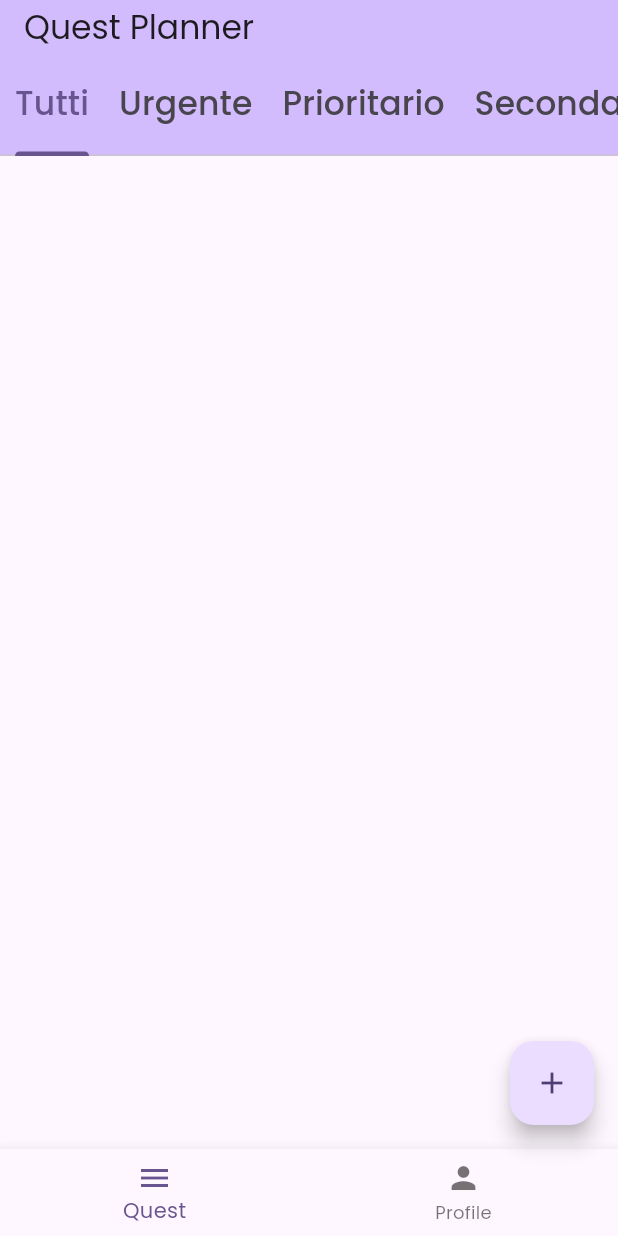
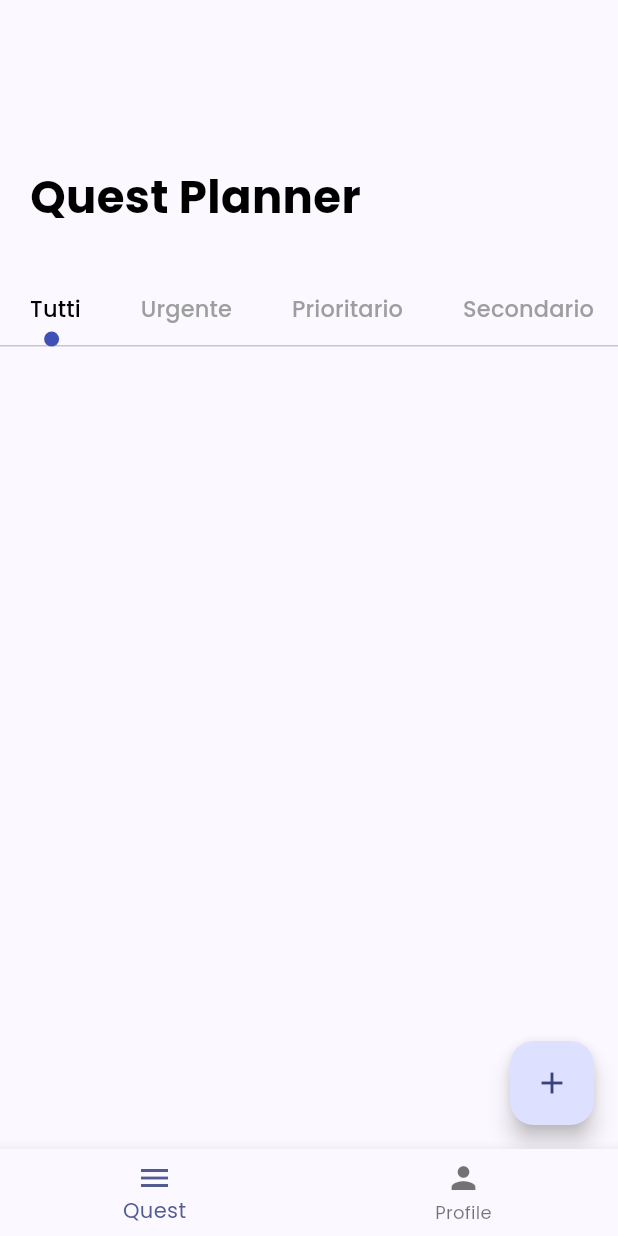
Before and after one commit to mike0697/quest_planner, a Flutter app: the screen it shows once a user with an empty profile is signed in, on a phone screen of 412 x 824 dp. Run offline on Flutter 3.47's test engine with Material 3 defaults, Android fonts, the light colour scheme and no system bars; our stand-ins replace cloud_firestore, firebase_auth, firebase_core, google_fonts, isar; accounts and stored records are empty; generated files the repository leaves out were written again; network calls fail.

Commit message:
Cambiata grafica

```diff
--- a/lib/main.dart
+++ b/lib/main.dart
@@ -9,7 +9,6 @@ import 'package:quest_planner/screens/AuthPage.dart';
 import 'package:quest_planner/screens/ProfileScreen.dart';
 import 'package:quest_planner/screens/QuestScreen.dart';
 import 'package:firebase_core/firebase_core.dart';
-import 'package:quest_planner/widgets/addQuest.dart';
 import 'Auth.dart';
 import 'firebase_options.dart';
 
@@ -39,7 +38,7 @@ class MyApp extends StatelessWidget {
       title: 'Quest Planner',
       theme: ThemeData(
         // This is the theme of your application.
-        colorScheme: ColorScheme.fromSeed(seedColor: Colors.deepPurple),
+        colorScheme: ColorScheme.fromSeed(seedColor: Colors.indigo),
         textTheme: GoogleFonts.poppinsTextTheme(),
         useMaterial3: true,
       ),
@@ -49,7 +48,7 @@ class MyApp extends StatelessWidget {
           if(snapshot.hasData){
             return const MyHomePage(title: 'Quest Planner');
           } else{
-            return AuthPage();
+            return const AuthPage();
           }
         },
 
@@ -118,8 +117,8 @@ class _Widget028State extends State<Widget028> {
   @override
   Widget build(BuildContext context) {
     List<Widget> body = [
-      QuestScreen(),
-      ProfileScreen(),
+      const QuestScreen(),
+      const ProfileScreen(),
     ];
 
     return Scaffold(
@@ -142,16 +141,7 @@ class _Widget028State extends State<Widget028> {
           ),
         ],
       ),
-      floatingActionButton: FloatingActionButton(onPressed: () => _showDialogAdd(context), child: Icon(Icons.add),),
-    );
-  }
 
-  void _showDialogAdd(BuildContext context) {
-    showDialog(
-      context: context,
-      builder: (BuildContext context) {
-        return addQuest();
-      },
     );
   }
 }
--- a/lib/screens/QuestScreen.dart
+++ b/lib/screens/QuestScreen.dart
@@ -1,41 +1,84 @@
 import 'package:flutter/material.dart';
+import 'package:quest_planner/widgets/CircleTapBar.dart';
 import 'package:quest_planner/widgets/ListQuest.dart';
+import 'package:quest_planner/widgets/app_large_text.dart';
+import '../widgets/addQuest.dart';
 
 class QuestScreen extends StatefulWidget {
   const QuestScreen({super.key});
   @override
   State<QuestScreen> createState() => _QuestScreenState();
 }
-class _QuestScreenState extends State<QuestScreen> {
-
+class _QuestScreenState extends State<QuestScreen> with TickerProviderStateMixin{
   @override
   Widget build(BuildContext context) {
-    return DefaultTabController(
-      length: 5,
-      child: Scaffold(
-        appBar: AppBar(
-          title: Text('Quest Planner'),
-          backgroundColor: Theme.of(context).colorScheme.inversePrimary,
-          bottom: const TabBar(
+    TabController _tabController = TabController(length: 5, vsync: this);
+    return Scaffold(
+        body: SingleChildScrollView(
+          child: Column(
+            children: [
+              //menu text
+              Container(
+                padding: const EdgeInsets.only(top: 70, left: 20),
+              ),
+              const SizedBox(height: 40,),
+              //discover text
+              Container(
+                  margin: const EdgeInsets.only(left: 20),
+                  alignment: Alignment.topLeft,
+                  child: AppLargeText(text: 'Quest Planner'),
+              ),
+              const SizedBox(height: 30,),
+              //taoBar
+              Container(
+                child: TabBar(
+                  controller: _tabController,
                   isScrollable: true,
-            labelPadding: EdgeInsets.all(10),
-            tabAlignment: TabAlignment.start,
-            tabs: [
-              Tab(child: Text('Tutti', style: TextStyle(fontSize: 22),)),
-              Tab(child: Text('Urgente', style: TextStyle(fontSize: 22),)),
-              Tab(child: Text('Prioritario', style: TextStyle(fontSize: 22),)),
-              Tab(child: Text('Secondario', style: TextStyle(fontSize: 22),)),
-              Tab(child: Text('Inbox', style: TextStyle(fontSize: 22),)),
-          ],),
+                  labelPadding: const EdgeInsets.only(left: 20, right: 20),
+                  labelColor: Colors.black,
+                  unselectedLabelColor: Colors.grey,
+                  tabAlignment: TabAlignment.center,
+                  indicatorSize: TabBarIndicatorSize.label,
+                  indicator: CircleTabIndicator(color: Colors.indigo, radius: 5.0),
+                  tabs: const [
+                    Tab(child: Text('Tutti', style: TextStyle(fontSize: 15),),),
+                    Tab(child: Text('Urgente', style: TextStyle(fontSize: 15),)),
+                    Tab(child: Text('Prioritario', style: TextStyle(fontSize: 15),)),
+                    Tab(child: Text('Secondario', style: TextStyle(fontSize: 15),)),
+                    Tab(child: Text('Inbox', style: TextStyle(fontSize: 15),)),
+                  ],
                 ),
-        body: const TabBarView(children: [
+              ),
+              const SizedBox(height: 10,),
+
+              Container(
+                height: 570,
+                width: double.maxFinite,
+                child: TabBarView(
+                  controller: _tabController,
+                  children: const[
                     ListQuest(),
                     ListQuest(),
                     ListQuest(),
                     ListQuest(),
                     ListQuest(),
-        ])
+                  ],
+                )
+              )
+
+            ],
           ),
+        ),
+      floatingActionButton: FloatingActionButton(onPressed: () => _showDialogAdd(context), child: Icon(Icons.add),),
+    );
+
+  }
+  void _showDialogAdd(BuildContext context) {
+    showDialog(
+      context: context,
+      builder: (BuildContext context) {
+        return addQuest();
+      },
     );
   }
 }
--- /dev/null
+++ b/lib/widgets/CircleTapBar.dart
@@ -0,0 +1,29 @@
+import 'package:flutter/material.dart';
+//credits https://www.youtube.com/watch?v=x4DydJKVvQk
+class CircleTabIndicator extends Decoration{
+  late final Color color;
+  late final double radius;
+  CircleTabIndicator({required this.color, required this.radius});
+  @override
+  BoxPainter createBoxPainter([VoidCallback? onChanged]) {
+    return _CirclePainter(color: color, radius: radius);
+  }
+
+}
+
+class _CirclePainter extends BoxPainter{
+  late final Color color;
+  late double radius;
+  _CirclePainter({required this.color, required this.radius});
+
+
+  @override
+  void paint(Canvas canvas, Offset offset, ImageConfiguration configuration) {
+    Paint _paint = Paint();
+    _paint.color= color;
+    _paint.isAntiAlias= true;
+    final Offset circleOffset = Offset(configuration.size!.width/2 -radius/2, configuration.size!.height - radius);
+    canvas.drawCircle(offset+circleOffset, radius, _paint);
+  }
+
+}
--- a/lib/widgets/ListQuest.dart
+++ b/lib/widgets/ListQuest.dart
@@ -118,7 +118,7 @@ class _ListQuestState extends State<ListQuest> {
                 ),
 
                   Container(
-                      padding: EdgeInsets.only(left: 20),
+                      padding: const EdgeInsets.only(left: 16),
                       alignment: Alignment.topLeft,
                       child: Text(currentNotes[i].importanza)),
                   const Padding(padding: EdgeInsets.only(bottom: 10)),
--- /dev/null
+++ b/lib/widgets/app_large_text.dart
@@ -0,0 +1,23 @@
+import 'package:flutter/material.dart';
+
+class AppLargeText extends StatelessWidget {
+  final double size;
+  final String text;
+  final Color color;
+  AppLargeText({Key? key,
+    this.size = 30,
+    required this.text,
+    this.color = Colors.black}) : super (key: key);
+
+  @override
+  Widget build(BuildContext context) {
+    return Text(
+      text,
+      style: TextStyle(
+        color: color,
+        fontSize: size,
+        fontWeight: FontWeight.bold,
+      ),
+    );
+  }
+}
```
Lines whose indentation alone changed are shown as unchanged.
